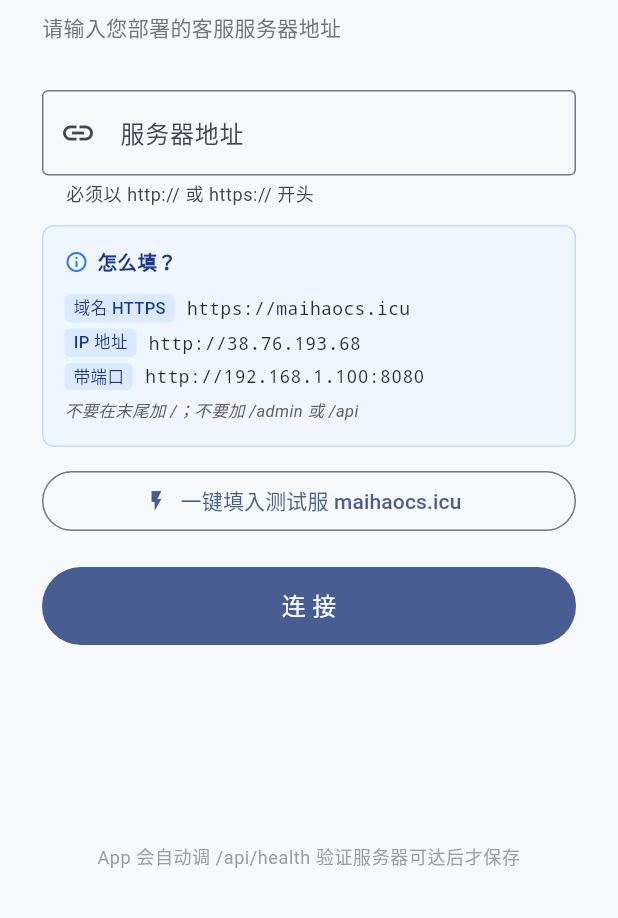
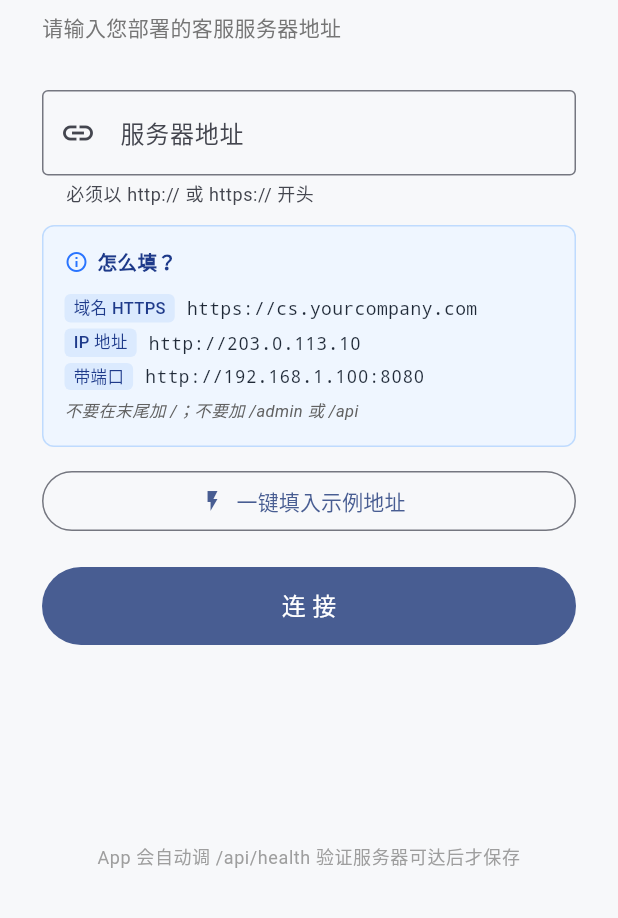
Before and after one commit to baofusirys/custom-service, a Flutter app: the screen it shows after launch, on a phone screen of 412 x 824 dp, the part 318-1236 px from its top. Run offline on Flutter 3.47's test engine with Material 3 defaults, Android fonts, the phone set to English and light mode, and no system bars; our stand-ins replace audioplayers, dio, file_picker, image_picker, photo_view, shared_preferences; missing offline and left inert: flutter_webrtc.

Commit message:
[042] 自托管就绪：脱敏生产坐标 + iOS Bundle ID 占位 + 加 LICENSE + INSTALL.md
起因：要把项目推 GitHub 私有仓库让别人能完全自托管，先做自托管就绪审计找出 7 类硬编码/缺失项，一次性补齐。

改了什么（修改 6 文件 + 新增 2 文件）：

1. 脱敏生产坐标
- LATEST.md：当前部署坐标从写死 38.76.193.68 / admin/***REDACTED*** / /custom-service/ 改为<你的服务器 IP>占位 + 引用 .env；删超管密码明文
- mobile_app/lib/pages/server_setup_page.dart：_demoUrl 从 https://maihaocs.icu 改为 https://your-domain.example.com；hint 示例改 cs.yourcompany.com / 203.0.113.10（RFC 5737 文档专用 IP）；一键填入按钮文字改为示例地址

2. iOS Bundle ID 占位化
- mobile_app/ios/Runner.xcodeproj/project.pbxproj：com.chengmeiran.customservice 改 com.example.customservice（5 处）；DEVELOPMENT_TEAM = 4ARYS2Z738 改为空串（3 处）
- 副作用：爷爷以后 Mac 上 build iPhone 需 sed 改回真值；INSTALL.md 第 4 节给了一行命令

3. .env.example 顶部加随机密码生成教程
- Linux/Mac for 循环 + openssl rand -hex 32 一次出全部 secret
- Windows PowerShell 等价命令
- 提醒 DATA_AES_KEY 必须正好 64 hex；千万别 git add -f 提交 .env

4. 新增 LICENSE：MIT License 2026

5. 新增 INSTALL.md：9 章小白教程
- 项目介绍 + 服务器/域名/git 准备 + SSH 装 Docker 开端口 + 数据目录在仓库外铁律 + git clone + .env 8 项必改 + openssl 生成 + docker compose up 一键启 + 浏览器验证 + widget 一行嵌入 + iPhone App 自己 build（Bundle ID + Team sed）+ luckfast 推送可选 + 升级 / 常见 7 个坑 / 数据迁移

6. README.md 引导改进
- 顶部加显眼第一次部署看 INSTALL.md
- 文档索引 INSTALL.md 加粗排第一
- 许可从模糊自托管使用改为明确 MIT License 链接

验证：
- git ls-files .env .env.* 只有 .env.example，git log --all --diff-filter=A -- .env 没真 .env，历史干净
- 本地 .env 不删（爷爷开发要用，gitignore 已排除）
- 远端 /custom-service/.env + /srv/cs-data/.env.prod.bak.* 不动，生产部署不受影响
- iOS 副作用：爷爷下次 Mac build 需先 sed 改 Bundle ID + TEAM；INSTALL.md 4.1 节有命令
- CHANGELOG / docs 内 maihaocs.icu 不清（是项目演进历史真实记录，不当示例）

```diff
--- a/mobile_app/lib/pages/server_setup_page.dart
+++ b/mobile_app/lib/pages/server_setup_page.dart
@@ -17,8 +17,9 @@ class _ServerSetupPageState extends State<ServerSetupPage> {
   bool _testing = false;
   String? _hint;
 
-  // 快速填入测试服（爷爷的服务器，maihaocs.icu 已挂 HTTPS）
-  static const _demoUrl = 'https://maihaocs.icu';
+  // 占位 demo URL；自托管部署后，把这里改成你自己的域名 / IP，方便随手点一下填入
+  // 例如：'https://cs.yourcompany.com' 或 'http://10.0.0.5'
+  static const _demoUrl = 'https://your-domain.example.com';
 
   @override
   void dispose() {
@@ -122,7 +123,7 @@ class _ServerSetupPageState extends State<ServerSetupPage> {
                 autocorrect: false,
                 decoration: const InputDecoration(
                   labelText: '服务器地址',
-                  hintText: '例如：https://maihaocs.icu',
+                  hintText: '例如：https://cs.yourcompany.com',
                   helperText: '必须以 http:// 或 https:// 开头',
                   border: OutlineInputBorder(),
                   prefixIcon: Icon(Icons.link),
@@ -152,8 +153,8 @@ class _ServerSetupPageState extends State<ServerSetupPage> {
                       ],
                     ),
                     const SizedBox(height: 8),
-                    _hintRow('域名 HTTPS', 'https://maihaocs.icu'),
-                    _hintRow('IP 地址', 'http://38.76.193.68'),
+                    _hintRow('域名 HTTPS', 'https://cs.yourcompany.com'),
+                    _hintRow('IP 地址', 'http://203.0.113.10'),
                     _hintRow('带端口', 'http://192.168.1.100:8080'),
                     const SizedBox(height: 6),
                     Text(
@@ -164,10 +165,10 @@ class _ServerSetupPageState extends State<ServerSetupPage> {
                 ),
               ),
               const SizedBox(height: 12),
-              // 一键填入测试服
+              // 一键填入占位 demo（自托管后改 _demoUrl 常量为你自己的服务器域名/IP）
               OutlinedButton.icon(
                 icon: const Icon(Icons.flash_on, size: 16),
-                label: const Text('一键填入测试服 maihaocs.icu'),
+                label: const Text('一键填入示例地址'),
                 onPressed: () {
                   _ctl.text = _demoUrl;
                   _ctl.selection = TextSelection.fromPosition(TextPosition(offset: _ctl.text.length));
```
Also changed, not shown: 7 other files.
